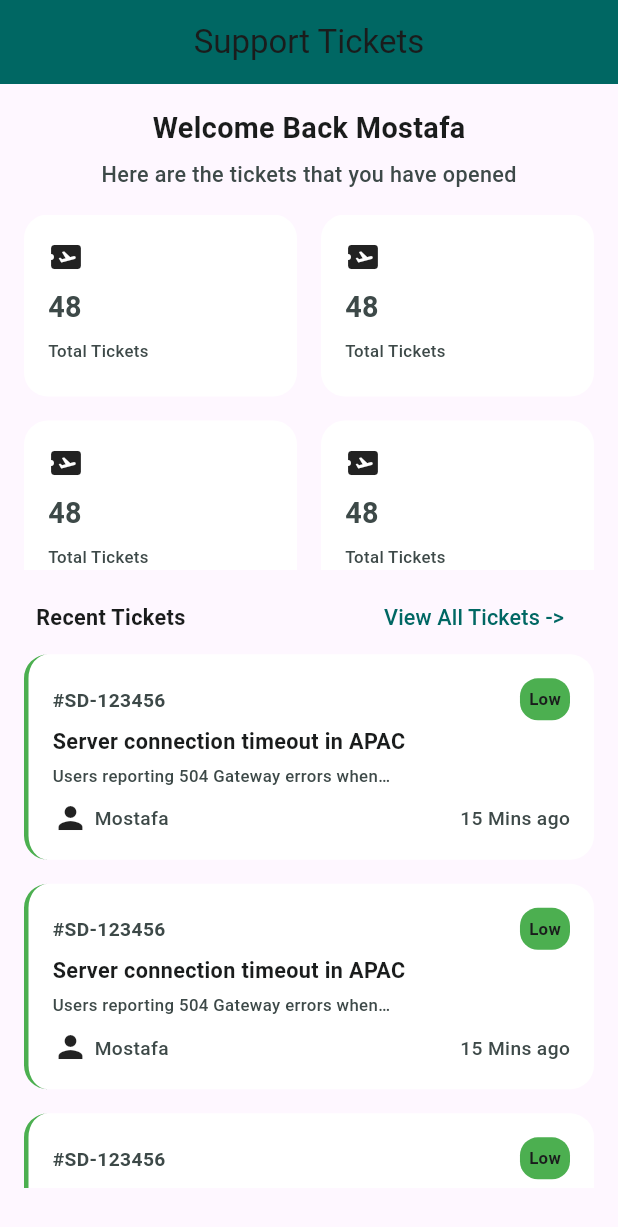
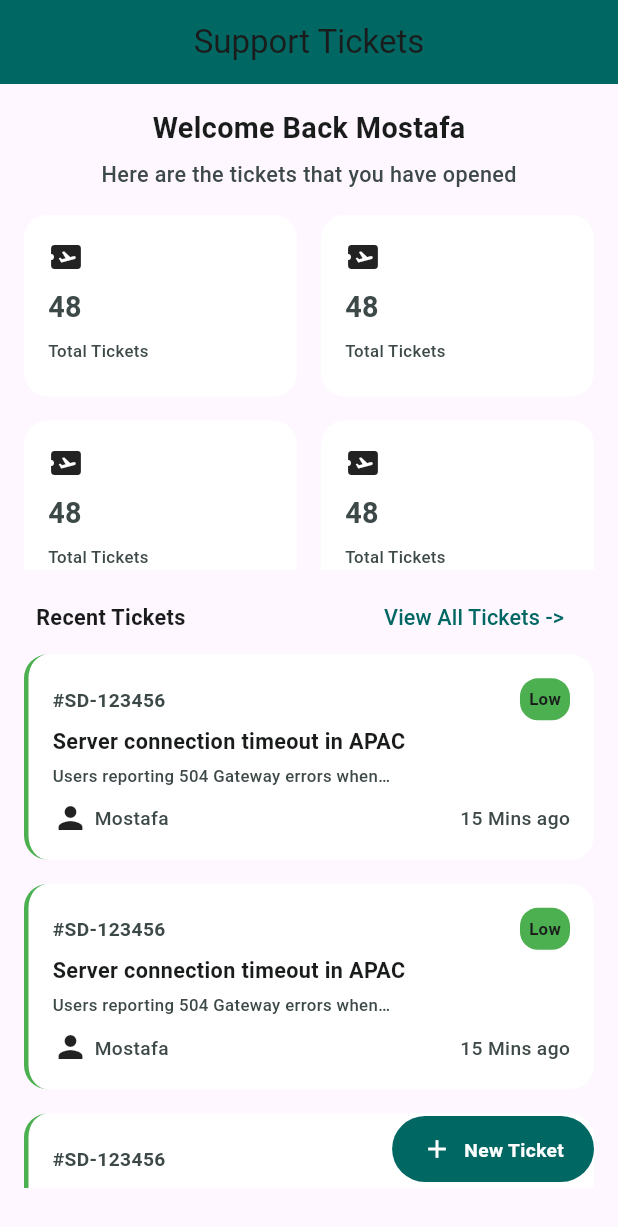
Before and after one commit to MoustafaaHussein/ticket-support, a Flutter app: the screen it shows after launch, on a phone screen of 412 x 824 dp. Shown: the top 1227 px of the screen. Run offline on Flutter 3.47's test engine with Material 3 defaults, Android fonts, the phone set to English and light mode, and no system bars; our stand-ins replace go_router.

Commit message:
Refactor HomeViewBody layout and add NewTicketButton
- Changed the layout from Column to Stack for better positioning of elements.
- Introduced NewTicketButton positioned at the bottom right of the HomeViewBody.
- Organized text and ticket display widgets for improved UI clarity.

```diff
--- /dev/null
+++ b/lib/core/widgets/new_ticket_button.dart
@@ -0,0 +1,43 @@
+import 'package:flutter/material.dart';
+import 'package:ticket_app/core/constants/app_text_styles.dart';
+import 'package:ticket_app/core/theme/app_theme_colors.dart';
+
+class NewTicketButton extends StatelessWidget {
+  const NewTicketButton({
+    super.key,
+    required this.onPressed,
+  });
+
+  final VoidCallback onPressed;
+
+  @override
+  Widget build(BuildContext context) {
+    final colors = context.colors;
+
+    return Material(
+      color: colors.primary,
+      borderRadius: BorderRadius.circular(100),
+      clipBehavior: Clip.antiAlias,
+      child: InkWell(
+        onTap: onPressed,
+        borderRadius: BorderRadius.circular(100),
+        child: Padding(
+          padding: const EdgeInsets.symmetric(horizontal: 20, vertical: 12),
+          child: Row(
+            mainAxisSize: MainAxisSize.min,
+            children: [
+              Icon(Icons.add, color: colors.onPrimary, size: 20),
+              const SizedBox(width: 8),
+              Text(
+                'New Ticket',
+                style: AppTextStyles.semiBold16Primary(context).copyWith(
+                  color: colors.onPrimary,
+                ),
+              ),
+            ],
+          ),
+        ),
+      ),
+    );
+  }
+}
--- a/lib/features/dashboard/presentation/widgets/home_view_body.dart
+++ b/lib/features/dashboard/presentation/widgets/home_view_body.dart
@@ -1,5 +1,6 @@
 import 'package:flutter/material.dart';
 import 'package:ticket_app/core/constants/app_text_styles.dart';
+import 'package:ticket_app/core/widgets/new_ticket_button.dart';
 import 'package:ticket_app/features/dashboard/presentation/widgets/collapsed_tickets_list.dart';
 import 'package:ticket_app/features/dashboard/presentation/widgets/recent_tickets_bar.dart';
 import 'package:ticket_app/features/dashboard/presentation/widgets/tickets_status_grid.dart';
@@ -11,7 +12,9 @@ class HomeViewBody extends StatelessWidget {
   Widget build(BuildContext context) {
     return Padding(
       padding: const EdgeInsets.all(16.0),
-      child: Column(
+      child: Stack(
+        children: [
+          Column(
             crossAxisAlignment: CrossAxisAlignment.center,
             children: [
               Text(
@@ -31,6 +34,13 @@ class HomeViewBody extends StatelessWidget {
               SizedBox(height: 16),
             ],
           ),
+          Positioned(
+            bottom: 20,
+            right: 0,
+            child: NewTicketButton(onPressed: () {}),
+          ),
+        ],
+      ),
     );
   }
 }
```
Lines whose indentation alone changed are shown as unchanged.
